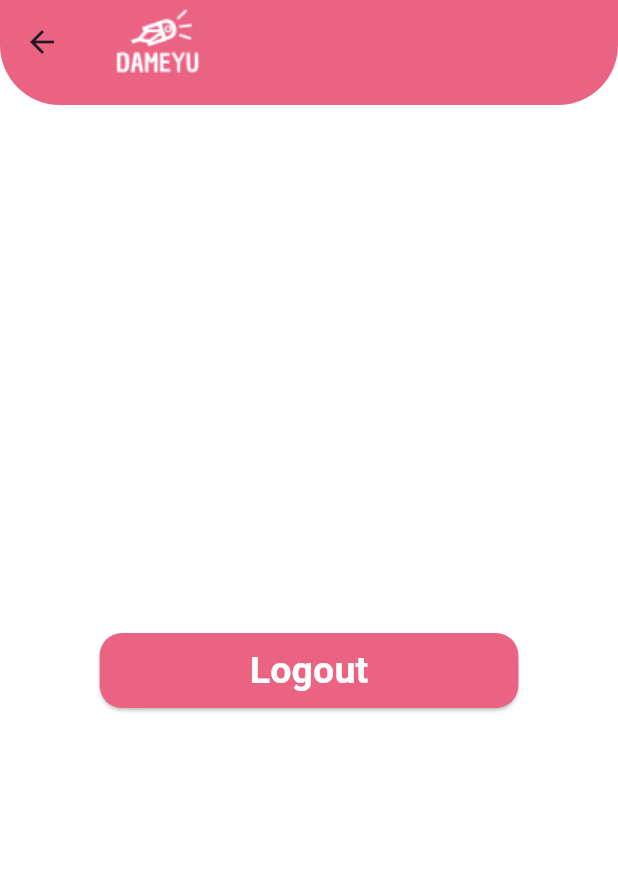
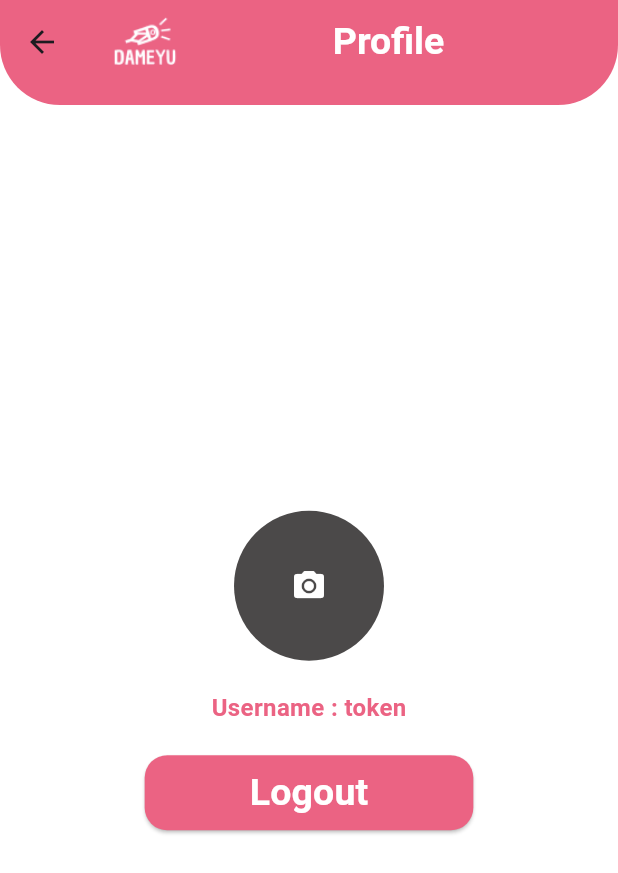
Before and after one commit to CCIT-6A-2-DaMeYu/Mobile-DaMeYu, a Flutter app: the ProfileScreen screen opened directly, on a phone screen of 412 x 824 dp. Shown: the top 873 px of the screen. Run offline on Flutter 3.47's test engine with Material 3 defaults, Android fonts, the phone set to English and light mode, and no system bars; our stand-ins replace carousel_slider, dio, firebase_core, firebase_database, google_fonts, image_picker and 1 more; accounts and stored records are empty.

Commit message:
Update Profile Screen

```diff
--- a/lib/screen/profile/profile_screen.dart
+++ b/lib/screen/profile/profile_screen.dart
@@ -3,6 +3,8 @@ import 'package:dameyu_project/theme/theme_color.dart';
 import 'package:dameyu_project/theme/theme_text_style.dart';
 import 'package:dameyu_project/utils/shared_preferences.dart';
 import 'package:flutter/material.dart';
+import 'package:image_picker/image_picker.dart';
+import 'dart:io';
 
 class ProfileScreen extends StatefulWidget {
   const ProfileScreen({super.key});
@@ -12,9 +14,35 @@ class ProfileScreen extends StatefulWidget {
 }
 
 class _ProfileScreenState extends State<ProfileScreen> {
+
+    String _username = "";
+  File? _profileImage;
+  final ImagePicker _picker = ImagePicker();
+
+  Future<void> _pickImage() async {
+    final XFile? image = await _picker.pickImage(source: ImageSource.gallery);
+    if (image != null) {
+      setState(() {
+        _profileImage = File(image.path);
+      });
+    }
+  }
+
   @override
   void initState() {
     super.initState();
+    _getUsername().then((username) {
+      if (mounted) {
+        setState(() {
+          _username = username;
+        });
+      }
+    });
+  }
+
+  Future<String> _getUsername() async {
+    final username = await SharedPref().getToken();
+    return username;
   }
 
   @override
@@ -26,11 +54,24 @@ class _ProfileScreenState extends State<ProfileScreen> {
     child: AppBar(
       backgroundColor: ThemeColor().pinkColor,
       centerTitle: true,
-          title: Align(
-            alignment: Alignment.centerLeft,
-            child: Image.asset(
+      title: Row(
+        children: [
+          // Logo
+          Image.asset(
             'assets/logo2.png',
+            width: 50, // Atur lebar logo sesuai kebutuhan
+            height: 50, // Atur tinggi logo sesuai kebutuhan
           ),
+          // Spacer to push title to the center
+          Spacer(),
+          // Title
+          Text(
+            'Profile',
+            style: ThemeTextStyle().login, // Gaya teks untuk judul
+          ),
+          // Spacer to ensure the title is centered
+          Spacer(),
+        ],
       ),
       shape: const RoundedRectangleBorder(
         borderRadius: BorderRadius.only(
@@ -40,8 +81,40 @@ class _ProfileScreenState extends State<ProfileScreen> {
       ),
     ),
   ),
+
       body: Center(
-      child: ElevatedButton(
+
+        child: Column(
+          mainAxisAlignment: MainAxisAlignment.center,
+          children: [
+            _profileImage != null
+                ? CircleAvatar(
+                    radius: 50,
+                    backgroundImage: FileImage(_profileImage!),
+                  )
+                : CircleAvatar(
+                    radius: 50,
+                    backgroundColor: ThemeColor().greyColor,
+                    child: IconButton(
+                      icon: Icon(Icons.camera_alt, color: ThemeColor().whiteColor),
+                      onPressed: _pickImage,
+                    ),
+                  ),
+
+                  SizedBox(height: 20),
+
+                  Align(
+            alignment: Alignment.center,
+            child: Padding(
+              padding: const EdgeInsets.symmetric(horizontal: 40.0),
+              child: Text(
+                'Username : $_username',
+                style: ThemeTextStyle().welcomeUsername,
+              ),
+            ),
+          ),
+            SizedBox(height: 20),
+            ElevatedButton(
               onPressed: () async {
                 Navigator.pushAndRemoveUntil(
                   context,
@@ -57,15 +130,16 @@ class _ProfileScreenState extends State<ProfileScreen> {
                 style: ThemeTextStyle().login,
               ),
               style: ElevatedButton.styleFrom(
-          backgroundColor: ThemeColor().pinkColor, // Warna latar belakang tombol
+                backgroundColor: ThemeColor().pinkColor,
                 shape: RoundedRectangleBorder(
                   borderRadius: BorderRadius.circular(15),
                 ),
-          padding: const EdgeInsets.symmetric(horizontal: 100.0, vertical: 7.0),
+                padding: const EdgeInsets.symmetric(horizontal: 70.0, vertical: 7.0),
               ),
+            ),
+          ],
         ),
       ),
     );
   }
-
 }
```
Lines whose indentation alone changed are shown as unchanged.
